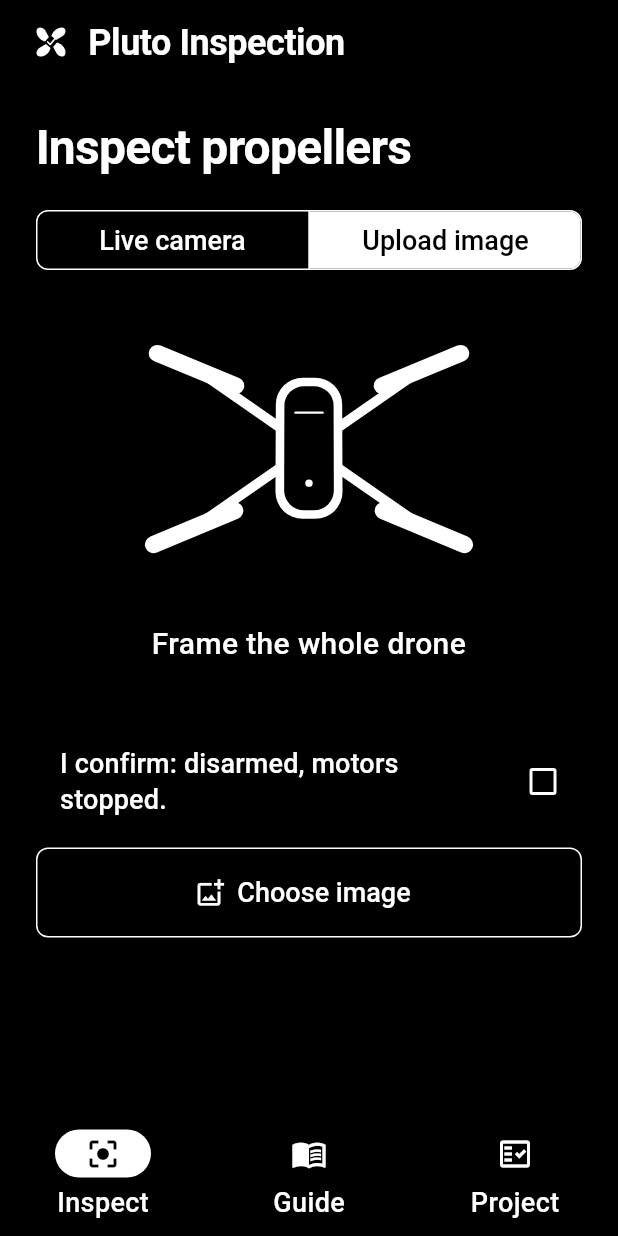
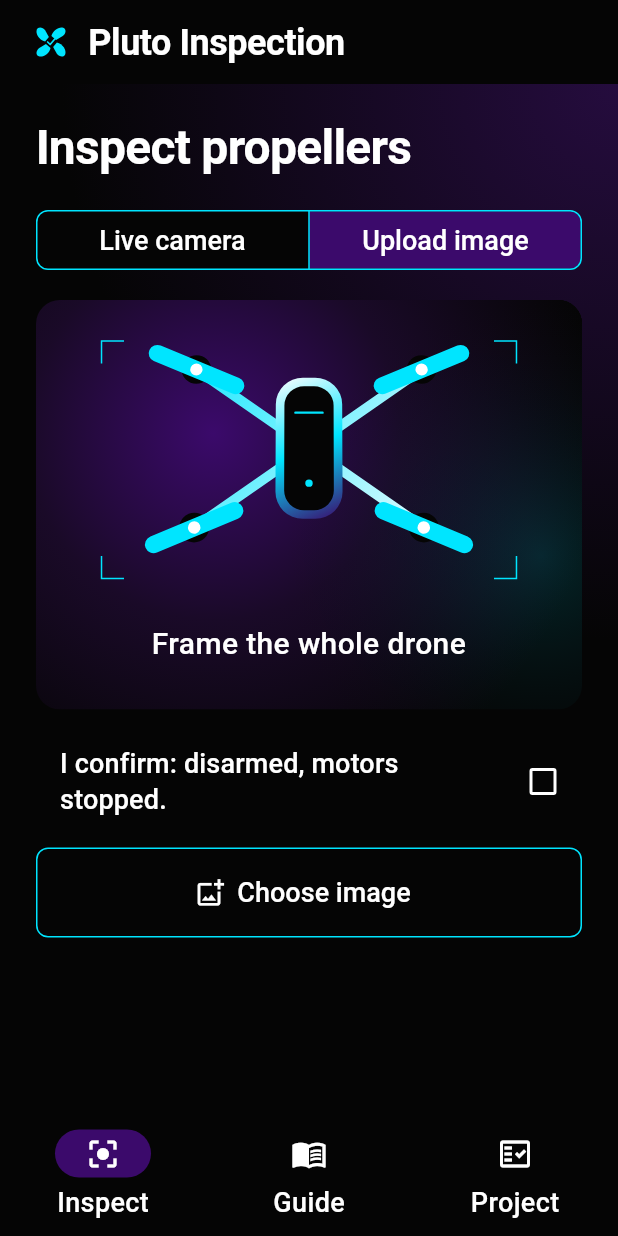
Before and after one commit to dhruvsharma06-web/Pluto-drone, a Flutter app: the screen it shows after launch, after a tap on "Upload image", on a phone screen of 412 x 824 dp. Run offline on Flutter 3.47's test engine with Material 3 defaults, Android fonts, the phone set to English and light mode, and no system bars.

Commit message:
Apply amethyst lighting and cyan accents from reference palette

```diff
--- a/packages/inspection_ui/lib/src/drone_stage.dart
+++ b/packages/inspection_ui/lib/src/drone_stage.dart
@@ -1,5 +1,6 @@
 import 'dart:math' as math;
 import 'package:flutter/material.dart';
+import 'theme.dart';
 
 /// Original illustrative geometry, not the supplied drone configuration.
 /// Movement is the viewpoint, never powered propeller motion.
@@ -67,7 +68,7 @@ class _DroneStageState extends State<DroneStage>
                       tilt = Offset.zero;
                     }),
                 child: ColoredBox(
-                    color: const Color(0xff000000),
+                    color: inspectionJet,
                     child: Stack(fit: StackFit.expand, children: [
                       RepaintBoundary(
                           child: CustomPaint(painter: _StageGround())),
@@ -94,7 +95,8 @@ class _DroneStageState extends State<DroneStage>
                                 animation: scan,
                                 builder: (context, child) => CustomPaint(
                                     painter: _ScanPainter(
-                                        reduced ? .5 : scan.value)))),
+                                        reduced ? .5 : scan.value,
+                                        lit: true)))),
                       Positioned(
                           left: 22,
                           right: 22,
@@ -119,11 +121,29 @@ class _StageGround extends CustomPainter {
   @override
   void paint(Canvas canvas, Size s) {
     final area = Offset.zero & s;
-    canvas.drawRect(area, Paint()..color = Colors.black);
+    canvas.drawRect(area, Paint()..color = inspectionJet);
+    // A fixed studio light; the diagram moves beneath it during direct drag.
+    canvas.drawRect(
+        area,
+        Paint()
+          ..shader = const RadialGradient(
+            center: Alignment(-.35, -.35),
+            radius: .95,
+            colors: [inspectionViolet, Color(0xff1a0a28), inspectionJet],
+            stops: [0, .48, 1],
+          ).createShader(area));
+    canvas.drawRect(
+        area,
+        Paint()
+          ..shader = const RadialGradient(
+            center: Alignment(.85, .25),
+            radius: .65,
+            colors: [Color(0x2600e5ff), Colors.transparent],
+          ).createShader(area));
     final p = Paint()
       ..style = PaintingStyle.stroke
       ..strokeWidth = 1
-      ..color = const Color(0xff000000);
+      ..color = inspectionCyan;
     final r = Rect.fromLTWH(
         s.width * .12, s.height * .10, s.width * .76, s.height * .58);
     for (final (at, dx, dy) in [
@@ -156,7 +176,11 @@ class _DronePainter extends CustomPainter {
     final body = RRect.fromRectAndRadius(
         const Rect.fromLTWH(-27, -58, 54, 116), const Radius.circular(22));
     final arms = Paint()
-      ..color = const Color(0xffffffff)
+      ..shader = const LinearGradient(
+        colors: [inspectionCyan, Colors.white],
+        begin: Alignment.topLeft,
+        end: Alignment.bottomRight,
+      ).createShader(const Rect.fromLTWH(-130, -90, 260, 180))
       ..strokeWidth = 8
       ..strokeCap = StrokeCap.round;
     for (final point in [
@@ -166,30 +190,36 @@ class _DronePainter extends CustomPainter {
       const Offset(92, 65)
     ]) {
       c.drawLine(Offset.zero, point, arms);
-      c.drawCircle(point, 12, Paint()..color = const Color(0xff000000));
+      c.drawCircle(point, 12, Paint()..color = inspectionJet);
       c.save();
       c.translate(point.dx, point.dy);
       c.rotate(point.dx * point.dy > 0 ? .4 : -.4);
       final blade = RRect.fromRectAndRadius(
           const Rect.fromLTWH(-42, -7, 84, 14), const Radius.circular(7));
-      c.drawRRect(blade, Paint()..color = Colors.white);
+      c.drawRRect(blade, Paint()..color = inspectionCyan);
       c.drawCircle(Offset.zero, 5, Paint()..color = const Color(0xffffffff));
       c.restore();
     }
-    c.drawRRect(body, Paint()..color = Colors.white);
+    c.drawRRect(
+        body,
+        Paint()
+          ..shader = const LinearGradient(
+            begin: Alignment.topLeft,
+            end: Alignment.bottomRight,
+            colors: [Colors.white, inspectionCyan, inspectionViolet],
+          ).createShader(body.outerRect));
     c.drawRRect(
         RRect.fromRectAndRadius(
             const Rect.fromLTWH(-20, -51, 40, 102), const Radius.circular(16)),
-        Paint()..color = Colors.black);
+        Paint()..color = inspectionJet);
     c.drawLine(
         const Offset(-11, -29),
         const Offset(11, -29),
         Paint()
           ..strokeWidth = 2
           ..strokeCap = StrokeCap.round
-          ..color = const Color(0xffffffff));
-    c.drawCircle(
-        const Offset(0, 29), 3, Paint()..color = const Color(0xffffffff));
+          ..color = inspectionCyan);
+    c.drawCircle(const Offset(0, 29), 3, Paint()..color = inspectionCyan);
     c.restore();
   }
 
@@ -198,21 +228,34 @@ class _DronePainter extends CustomPainter {
 }
 
 class _ScanPainter extends CustomPainter {
-  _ScanPainter(this.progress);
+  _ScanPainter(this.progress, {this.lit = false});
   final double progress;
+  final bool lit;
   @override
   void paint(Canvas c, Size s) {
     final y = s.height * .12 + progress * s.height * .55;
+    if (lit) {
+      final band = Rect.fromLTWH(s.width * .13, y - 18, s.width * .74, 18);
+      c.drawRect(
+          band,
+          Paint()
+            ..shader = const LinearGradient(
+              begin: Alignment.topCenter,
+              end: Alignment.bottomCenter,
+              colors: [Color(0x003b0a6b), Color(0x803b0a6b)],
+            ).createShader(band));
+    }
     c.drawLine(
         Offset(s.width * .13, y),
         Offset(s.width * .87, y),
         Paint()
-          ..color = const Color(0xffffffff)
+          ..color = lit ? inspectionCyan : Colors.white
           ..strokeWidth = 1.5);
   }
 
   @override
-  bool shouldRepaint(_ScanPainter old) => old.progress != progress;
+  bool shouldRepaint(_ScanPainter old) =>
+      old.progress != progress || old.lit != lit;
 }
 
 /// Processing indication over real image evidence; never a detection result.
--- a/packages/inspection_ui/lib/src/inspection_app.dart
+++ b/packages/inspection_ui/lib/src/inspection_app.dart
@@ -254,7 +254,7 @@ class _InspectionShellState extends State<_InspectionShell>
         appBar: AppBar(
             titleSpacing: expanded ? 24 : 20,
             title: Row(mainAxisSize: MainAxisSize.min, children: [
-              InspectionMark(color: colors.primary, size: 28),
+              InspectionMark(color: colors.secondary, size: 28),
               const SizedBox(width: 11),
               const Flexible(
                   child: Text('Pluto Inspection',
@@ -320,8 +320,8 @@ class _InspectionShellState extends State<_InspectionShell>
                             child: ClipRRect(
                                 borderRadius:
                                     BorderRadius.circular(expanded ? 16 : 0),
-                                child: ColoredBox(
-                                    color: colors.surfaceContainerLowest,
+                                child: DecoratedBox(
+                                    decoration: inspectionBackdrop(colors),
                                     child: page)))),
                   ])),
             ])),
--- a/packages/inspection_ui/lib/src/theme.dart
+++ b/packages/inspection_ui/lib/src/theme.dart
@@ -1,15 +1,33 @@
 import 'package:flutter/material.dart';
 
-const cameraGround = Colors.black;
+const inspectionJet = Color(0xff050505);
+const cameraGround = inspectionJet;
+const inspectionViolet = Color(0xff3b0a6b);
+const inspectionCyan = Color(0xff00e5ff);
+
+BoxDecoration inspectionBackdrop(ColorScheme colors) => BoxDecoration(
+      color: colors.surface,
+      gradient: RadialGradient(
+        center: Alignment.topRight,
+        radius: 1.25,
+        colors: [
+          colors.brightness == Brightness.dark
+              ? const Color(0xff250c3e)
+              : const Color(0xfff1eaff),
+          colors.surface,
+        ],
+        stops: const [0, .72],
+      ),
+    );
 ThemeData inspectionTheme(Brightness brightness) {
   final dark = brightness == Brightness.dark;
   final ink = dark ? Colors.white : Colors.black;
-  final ground = dark ? Colors.black : Colors.white;
+  final ground = dark ? inspectionJet : Colors.white;
   final c = ColorScheme(
       brightness: brightness,
-      primary: ink,
-      onPrimary: ground,
-      secondary: ink,
+      primary: inspectionViolet,
+      onPrimary: Colors.white,
+      secondary: dark ? inspectionCyan : inspectionViolet,
       onSecondary: ground,
       error: ink,
       onError: ground,
@@ -23,8 +41,8 @@ ThemeData inspectionTheme(Brightness brightness) {
       onSurfaceVariant: ink,
       outline: ink,
       outlineVariant: ink,
-      primaryContainer: ground,
-      onPrimaryContainer: ink,
+      primaryContainer: inspectionViolet,
+      onPrimaryContainer: Colors.white,
       secondaryContainer: ground,
       onSecondaryContainer: ink,
       tertiary: ink,
@@ -41,9 +59,8 @@ ThemeData inspectionTheme(Brightness brightness) {
   final base = ThemeData(useMaterial3: true, colorScheme: c);
   return base.copyWith(
       scaffoldBackgroundColor: ground,
-      textTheme: base.textTheme
-          .apply(fontFamily: family, bodyColor: ink, displayColor: ink)
-          .copyWith(
+      progressIndicatorTheme: ProgressIndicatorThemeData(color: c.secondary),
+      textTheme: base.textTheme.apply(fontFamily: family, bodyColor: ink, displayColor: ink).copyWith(
           headlineSmall: TextStyle(
               fontFamily: family,
               fontSize: 32,
@@ -83,10 +100,12 @@ ThemeData inspectionTheme(Brightness brightness) {
           centerTitle: false),
       navigationBarTheme: NavigationBarThemeData(
           backgroundColor: ground,
-          indicatorColor: ink,
+          indicatorColor: c.primaryContainer,
           elevation: 0,
           iconTheme: WidgetStateProperty.resolveWith((s) => IconThemeData(
-              color: s.contains(WidgetState.selected) ? ground : ink)),
+              color: s.contains(WidgetState.selected)
+                  ? c.onPrimaryContainer
+                  : ink)),
           labelTextStyle: WidgetStatePropertyAll(TextStyle(
               fontFamily: family,
               fontSize: 18,
@@ -94,14 +113,13 @@ ThemeData inspectionTheme(Brightness brightness) {
               color: ink))),
       navigationRailTheme: NavigationRailThemeData(
           backgroundColor: ground,
-          indicatorColor: ink,
-          selectedIconTheme: IconThemeData(color: ground),
+          indicatorColor: c.primaryContainer,
+          selectedIconTheme: IconThemeData(color: c.onPrimaryContainer),
           unselectedIconTheme: IconThemeData(color: ink)),
-      filledButtonTheme: FilledButtonThemeData(
-          style: FilledButton.styleFrom(minimumSize: const Size(48, 60), backgroundColor: ink, foregroundColor: ground, disabledBackgroundColor: ground, disabledForegroundColor: ink, side: BorderSide(color: ink), textStyle: const TextStyle(fontFamily: family, fontSize: 18, fontWeight: FontWeight.w500), shape: RoundedRectangleBorder(borderRadius: BorderRadius.circular(8)), elevation: 0)),
+      filledButtonTheme: FilledButtonThemeData(style: FilledButton.styleFrom(minimumSize: const Size(48, 60), backgroundColor: c.primary, foregroundColor: c.onPrimary, disabledBackgroundColor: ground, disabledForegroundColor: ink, side: BorderSide(color: c.secondary), textStyle: const TextStyle(fontFamily: family, fontSize: 18, fontWeight: FontWeight.w500), shape: RoundedRectangleBorder(borderRadius: BorderRadius.circular(8)), elevation: 0)),
       outlinedButtonTheme: OutlinedButtonThemeData(style: OutlinedButton.styleFrom(minimumSize: const Size(48, 56), foregroundColor: ink, side: BorderSide(color: ink))),
       iconButtonTheme: IconButtonThemeData(style: IconButton.styleFrom(minimumSize: const Size(48, 48), foregroundColor: ink)),
-      segmentedButtonTheme: SegmentedButtonThemeData(style: ButtonStyle(minimumSize: const WidgetStatePropertyAll(Size(48, 54)), textStyle: const WidgetStatePropertyAll(TextStyle(fontFamily: family, fontSize: 18, fontWeight: FontWeight.w500)), foregroundColor: WidgetStateProperty.resolveWith((s) => s.contains(WidgetState.selected) ? ground : ink), backgroundColor: WidgetStateProperty.resolveWith((s) => s.contains(WidgetState.selected) ? ink : ground), side: WidgetStatePropertyAll(BorderSide(color: ink)), shape: WidgetStatePropertyAll(RoundedRectangleBorder(borderRadius: BorderRadius.circular(8))))),
+      segmentedButtonTheme: SegmentedButtonThemeData(style: ButtonStyle(minimumSize: const WidgetStatePropertyAll(Size(48, 54)), textStyle: const WidgetStatePropertyAll(TextStyle(fontFamily: family, fontSize: 18, fontWeight: FontWeight.w500)), foregroundColor: WidgetStateProperty.resolveWith((s) => s.contains(WidgetState.selected) ? c.onPrimaryContainer : ink), backgroundColor: WidgetStateProperty.resolveWith((s) => s.contains(WidgetState.selected) ? c.primaryContainer : ground), side: WidgetStatePropertyAll(BorderSide(color: c.secondary)), shape: WidgetStatePropertyAll(RoundedRectangleBorder(borderRadius: BorderRadius.circular(8))))),
       dividerTheme: DividerThemeData(color: ink, space: 1));
 }
 
```
Also changed, not shown: packages/inspection_ui/.impeccable/design.json, 7 other files. Lines whose indentation alone changed are shown as unchanged.
